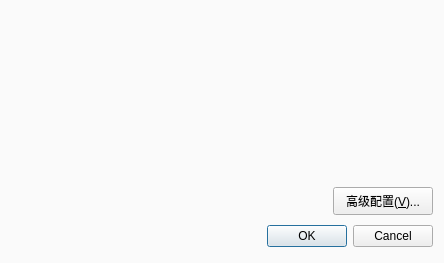
The window that src/forms/configuredialog.ui (sxyzccr/CCR-Plus) describes before a commit, drawn with Qt 5.
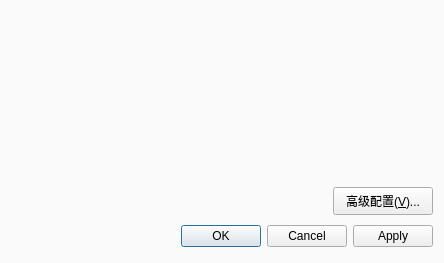
The same window after the commit.

Patch:
```diff
--- a/src/forms/configuredialog.ui
+++ b/src/forms/configuredialog.ui
@@ -73,7 +73,7 @@
    <item row="2" column="0" colspan="2">
     <widget class="QDialogButtonBox" name="buttonBox">
      <property name="standardButtons">
-      <set>QDialogButtonBox::Cancel|QDialogButtonBox::Ok</set>
+      <set>QDialogButtonBox::Apply|QDialogButtonBox::Cancel|QDialogButtonBox::Ok</set>
      </property>
     </widget>
    </item>
```
